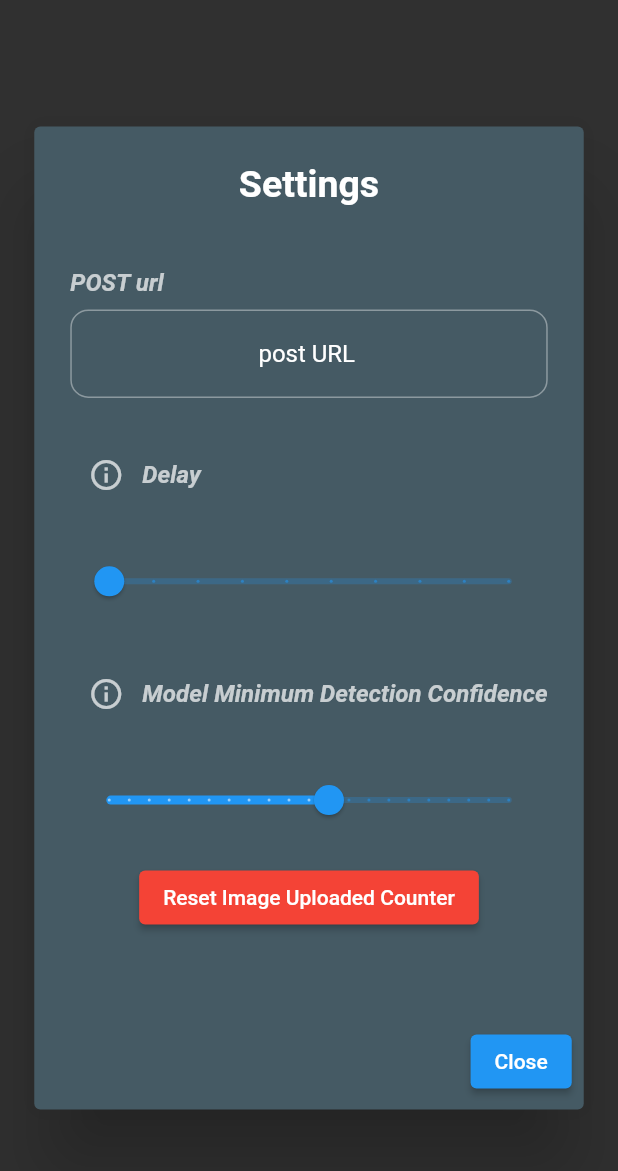
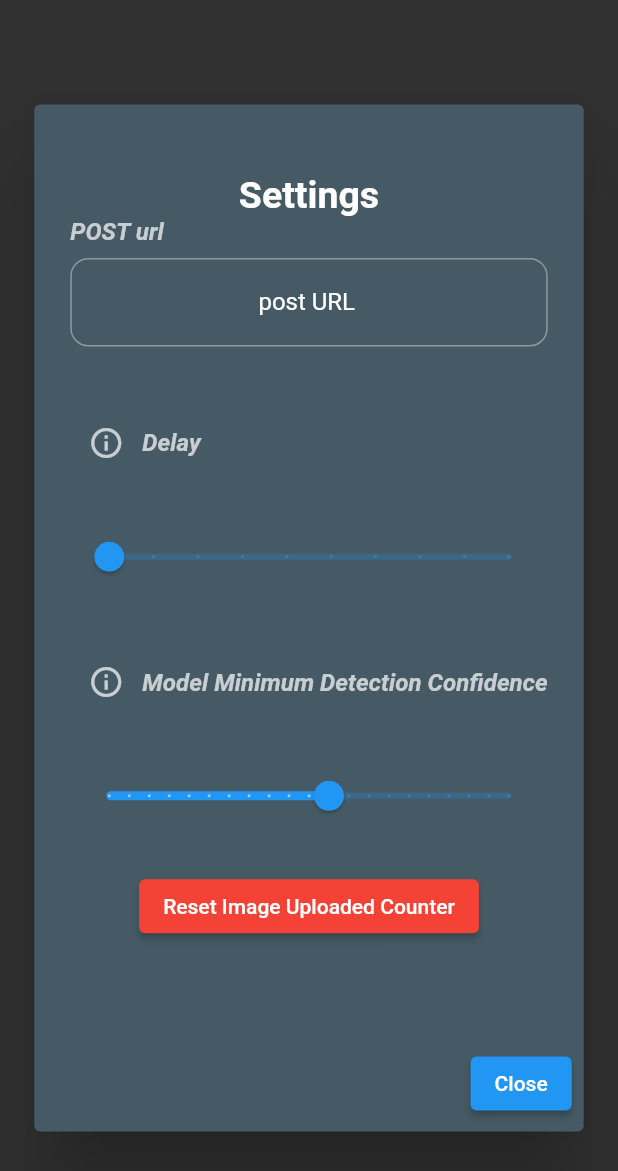
Before and after one commit to AlexBorous/mobileCameraDetection, a Flutter app: the Settings widget shown alone on an empty page, opened directly, on a phone screen of 412 x 824 dp. Shown: the top 1171 px of the screen. Run offline on Flutter 3.47's test engine with Material 2 defaults, Android fonts, the phone set to English and light mode, and no system bars; our stand-ins replace camera, dio, fluttertoast, hive, hive_flutter; missing offline and left inert: tflite; accounts and stored records are empty.

Commit message:
adding back button and scoll to settings

```diff
--- a/camera_detection/lib/widgets/settings.dart
+++ b/camera_detection/lib/widgets/settings.dart
@@ -8,15 +8,17 @@ class Settings extends StatefulWidget {
 
 class _SettingsState extends State<Settings> {
   late TextEditingController _textEditingController;
+  late ScrollController _scrollController;
   @override
   void initState() {
     super.initState();
-
+    _scrollController = ScrollController();
     _textEditingController = TextEditingController(text: url);
   }
 
   @override
   void dispose() {
+    _scrollController.dispose();
     _textEditingController.dispose();
     super.dispose();
   }
@@ -24,11 +26,6 @@ class _SettingsState extends State<Settings> {
   @override
   Widget build(BuildContext context) {
     return AlertDialog(
-        title: Center(
-            child: Text(
-          "Settings",
-          style: TextStyle(fontSize: 25.0, fontWeight: FontWeight.bold),
-        )),
         actions: [
           ElevatedButton(
             child: Text('Close'),
@@ -38,15 +35,24 @@ class _SettingsState extends State<Settings> {
           ),
         ],
         insetPadding:
-            const EdgeInsets.symmetric(horizontal: 5.0, vertical: 5.0),
+            const EdgeInsets.symmetric(horizontal: 5.0, vertical: 2.0),
         backgroundColor: Colors.blueGrey.shade700,
-        content: Container(
-          height: MediaQuery.of(context).size.height * 0.6,
+        content: Scrollbar(
+          child: SingleChildScrollView(
+            controller: _scrollController,
+            child: Container(
+              height: MediaQuery.of(context).size.height * 0.7,
               child: Column(
                 mainAxisAlignment: MainAxisAlignment.center,
                 crossAxisAlignment: CrossAxisAlignment.start,
                 mainAxisSize: MainAxisSize.min,
                 children: [
+                  Center(
+                      child: Text(
+                    "Settings",
+                    style:
+                        TextStyle(fontSize: 25.0, fontWeight: FontWeight.bold),
+                  )),
                   Flexible(
                     child: Text(
                       "POST url",
@@ -62,6 +68,7 @@ class _SettingsState extends State<Settings> {
                   Container(
                     child: Expanded(
                       child: TextField(
+                        style: const TextStyle(color: Colors.white),
                         decoration: InputDecoration(
                             border: OutlineInputBorder(
                           borderRadius: BorderRadius.circular(12.0),
@@ -104,7 +111,7 @@ class _SettingsState extends State<Settings> {
                     ),
                   ),
                   const SizedBox(
-                height: 8.0,
+                    height: 4.0,
                   ),
                   Flexible(
                     child: Slider(
@@ -150,7 +157,7 @@ class _SettingsState extends State<Settings> {
                     ),
                   ),
                   const SizedBox(
-                height: 8.0,
+                    height: 4.0,
                   ),
                   Flexible(
                     child: Slider(
@@ -185,6 +192,8 @@ class _SettingsState extends State<Settings> {
                   )
                 ],
               ),
+            ),
+          ),
         ));
   }
 }
```
Also changed, not shown: camera_detection/lib/camera.dart (+13 -13 lines), camera_detection/lib/live_camera.dart (+12 -0 lines), camera_detection/lib/main.dart (+4 -4 lines), camera_detection/lib/upload_image.dart (+5 -7 lines). Lines whose indentation alone changed are shown as unchanged.
